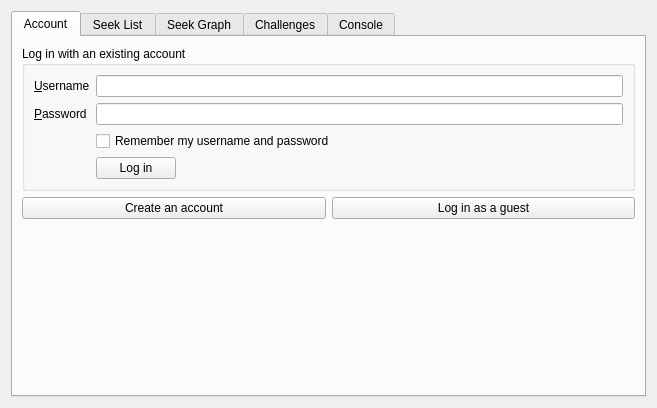
The window that src/proto/ficsdialog.ui (KDE/knights) describes before a commit, drawn with Qt 5.
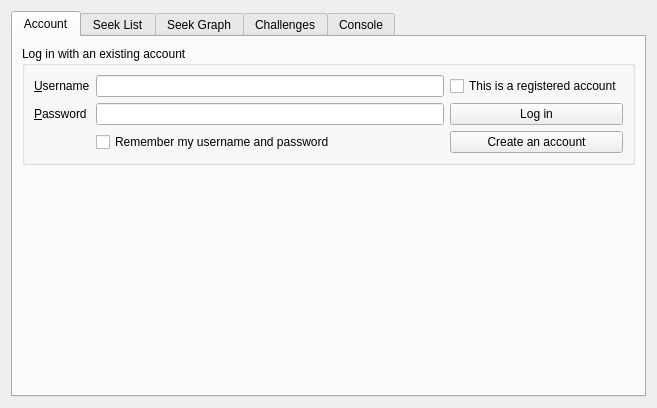
The same window after the commit. Custom widgets are drawn as their Qt base class.

Patch:
```diff
--- a/src/proto/ficsdialog.ui
+++ b/src/proto/ficsdialog.ui
@@ -13,23 +13,32 @@
   <layout class="QVBoxLayout" name="verticalLayout">
    <item>
     <widget class="KTabWidget" name="tabWidget">
+     <property name="enabled">
+      <bool>true</bool>
+     </property>
      <property name="currentIndex">
       <number>0</number>
      </property>
-     <widget class="QWidget" name="tab_4">
+     <property name="movable">
+      <bool>true</bool>
+     </property>
+     <property name="automaticResizeTabs">
+      <bool>true</bool>
+     </property>
+     <widget class="QWidget" name="accountTab">
+      <property name="enabled">
+       <bool>true</bool>
+      </property>
       <attribute name="title">
        <string>Account</string>
       </attribute>
-      <layout class="QGridLayout" name="gridLayout">
-       <item row="0" column="0" colspan="2">
-        <widget class="QGroupBox" name="groupBox">
+      <layout class="QVBoxLayout" name="verticalLayout_3">
+       <item>
+        <widget class="QGroupBox" name="logInGroup">
          <property name="title">
           <string>Log in with an existing account</string>
          </property>
-         <layout class="QFormLayout" name="formLayout">
-          <property name="fieldGrowthPolicy">
-           <enum>QFormLayout::ExpandingFieldsGrow</enum>
-          </property>
+         <layout class="QGridLayout" name="gridLayout_2">
           <item row="0" column="0">
            <widget class="QLabel" name="usernameLabel">
             <property name="text">
@@ -73,38 +82,38 @@
             </property>
            </widget>
           </item>
-          <item row="4" column="1">
-           <widget class="QCheckBox" name="checkBox">
+          <item row="3" column="1">
+           <widget class="QCheckBox" name="rememberCheckBox">
             <property name="text">
              <string>Remember my username and password</string>
             </property>
            </widget>
           </item>
-          <item row="5" column="1">
-           <widget class="KPushButton" name="kpushbutton_2">
+          <item row="2" column="2">
+           <widget class="KPushButton" name="logInButton">
             <property name="text">
              <string>Log in</string>
             </property>
            </widget>
           </item>
+          <item row="0" column="2">
+           <widget class="QCheckBox" name="registeredCheckBox">
+            <property name="text">
+             <string>This is a registered account</string>
+            </property>
+           </widget>
+          </item>
+          <item row="3" column="2">
+           <widget class="KPushButton" name="registerButton">
+            <property name="text">
+             <string>Create an account</string>
+            </property>
+           </widget>
+          </item>
          </layout>
         </widget>
        </item>
-       <item row="3" column="1">
-        <widget class="KPushButton" name="kpushbutton">
-         <property name="text">
-          <string>Log in as a guest</string>
-         </property>
-        </widget>
-       </item>
-       <item row="3" column="0">
-        <widget class="KPushButton" name="kpushbutton_3">
-         <property name="text">
-          <string>Create an account</string>
-         </property>
-        </widget>
-       </item>
-       <item row="4" column="0">
+       <item>
         <spacer name="verticalSpacer">
          <property name="orientation">
           <enum>Qt::Vertical</enum>
```
Left out of the diff: 42 changed lines with no effect on the pictures.
